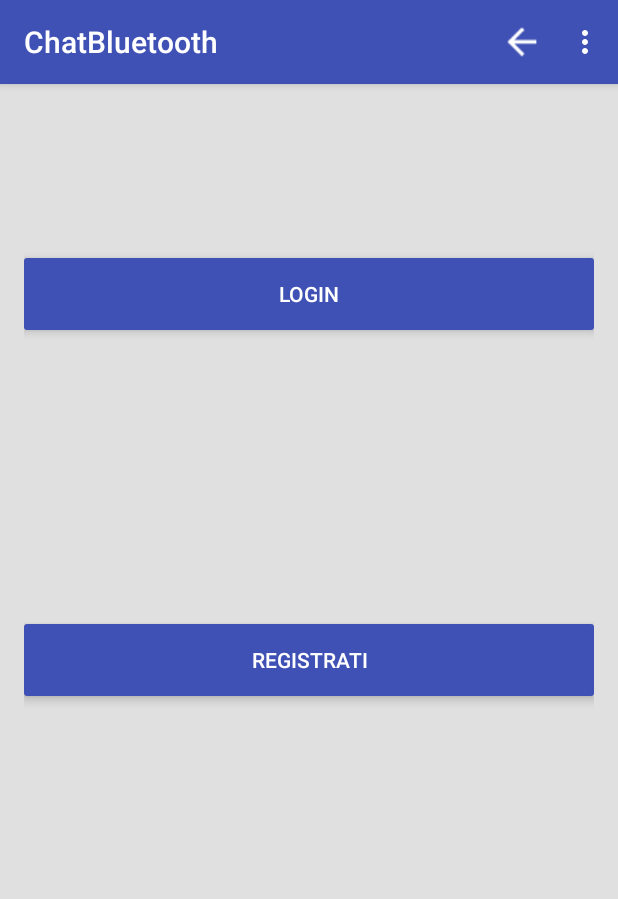
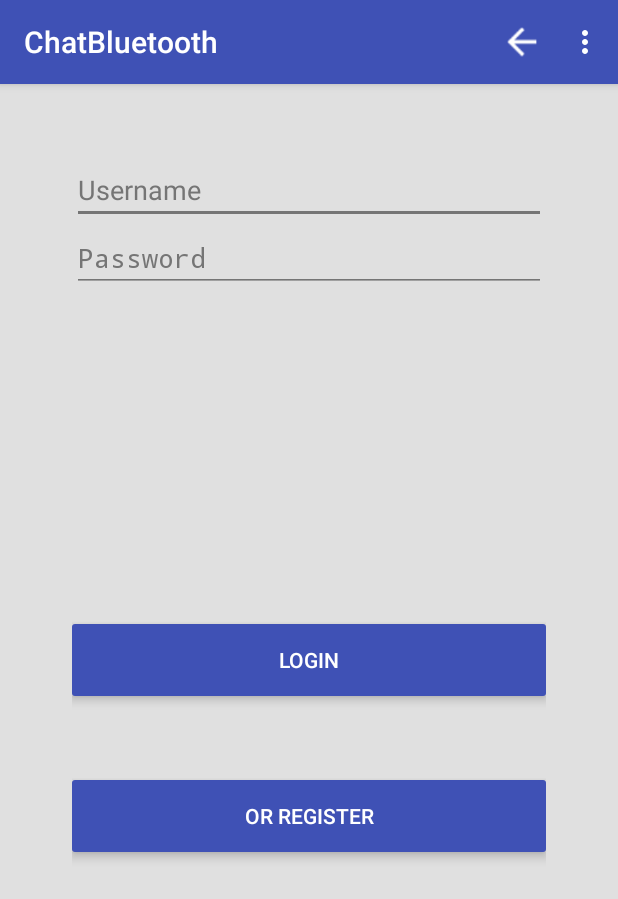
Before and after one commit to MPCSSA/ChatBluetooth, an Android app: the screen it shows after launch (MainActivity), on a phone screen of 412 x 824 dp. Shown: the top 899 px of the screen. Run offline under Robolectric (Android 15) with nearby library versions, the phone set to English and light mode, and no system bars.

Commit message:
Fragment swap mechanism

```diff
--- a/app/src/main/AndroidManifest.xml
+++ b/app/src/main/AndroidManifest.xml
@@ -7,7 +7,6 @@
         android:icon="@mipmap/ic_launcher"
         android:label="@string/app_name"
         android:theme="@style/AppTheme" >
-        <!--android:name=".view.MainActivity"-->
         <activity
             android:name=".view.MainActivity">
             <intent-filter >
--- a/app/src/main/java/com/example/christian/chatbluetooth/view/LoginFragment.java
+++ b/app/src/main/java/com/example/christian/chatbluetooth/view/LoginFragment.java
@@ -1,6 +1,47 @@
 package com.example.christian.chatbluetooth.view;
 
+import android.app.Activity;
 import android.app.Fragment;
+import android.os.Bundle;
+import android.support.annotation.Nullable;
+import android.view.LayoutInflater;
+import android.view.View;
+import android.view.ViewGroup;
+import android.widget.Button;
+
+import com.example.christian.chatbluetooth.R;
 
 public class LoginFragment extends Fragment {
+
+    private View.OnClickListener listener;
+
+    @Override
+    public void onAttach(Activity activity) {
+        super.onAttach(activity);
+
+        if (activity instanceof View.OnClickListener) listener = (View.OnClickListener) activity;
+        else listener = null;
+    }
+
+    @Override
+    public void onCreate(Bundle savedInstanceState) {
+        super.onCreate(savedInstanceState);
+    }
+
+    @Nullable
+    @Override
+    public View onCreateView(LayoutInflater inflater, ViewGroup container, Bundle savedInstanceState) {
+
+        View view = inflater.inflate(R.layout.fragment_login, container, false);
+
+        Button btn = (Button) view.findViewById(R.id.reg_btn);
+        btn.setOnClickListener(listener);
+
+        return view;
+    }
+
+    @Override
+    public void onPause() {
+        super.onPause();
+    }
 }
--- a/app/src/main/java/com/example/christian/chatbluetooth/view/MainActivity.java
+++ b/app/src/main/java/com/example/christian/chatbluetooth/view/MainActivity.java
@@ -1,14 +1,17 @@
 package com.example.christian.chatbluetooth.view;
 
 import android.app.Activity;
+import android.app.FragmentManager;
+import android.app.FragmentTransaction;
 import android.os.Bundle;
 import android.view.Menu;
 import android.view.MenuItem;
+import android.view.View;
 
 import com.example.christian.chatbluetooth.R;
 
 
-public class MainActivity extends Activity {
+public class MainActivity extends Activity implements View.OnClickListener{
 
     //TODO: encapsulate ChatFragment and UsersFragment
 
@@ -16,6 +19,10 @@ public class MainActivity extends Activity {
     protected void onCreate(Bundle savedInstanceState) {
         super.onCreate(savedInstanceState);
         setContentView(R.layout.activity_main);
+
+        LoginFragment login = new LoginFragment();
+        getFragmentManager().beginTransaction().add(R.id.fragLogin, login).commit();
+
     }
 
 
@@ -40,4 +47,15 @@ public class MainActivity extends Activity {
 
         return super.onOptionsItemSelected(item);
     }
+
+    @Override
+    public void onClick(View v) {
+
+        if (v.getId() == R.id.reg_btn) {
+
+            RegistrationFragment register = new RegistrationFragment();
+            getFragmentManager().beginTransaction().replace(R.id.fragLogin, register).commit();
+
+        }
+    }
 }
--- a/app/src/main/res/layout/activity_main.xml
+++ b/app/src/main/res/layout/activity_main.xml
@@ -5,7 +5,14 @@
     android:paddingTop="@dimen/activity_vertical_margin"
     android:paddingBottom="@dimen/activity_vertical_margin" tools:context=".MainActivity">
 
-    <Button
+    <FrameLayout
+        android:layout_width="fill_parent"
+        android:layout_height="fill_parent"
+        android:id="@+id/fragLogin" >
+
+    </FrameLayout>
+
+    <!--<Button
         android:layout_width="match_parent"
         android:layout_height="wrap_content"
         android:text="Registrati"
@@ -30,6 +37,6 @@
         android:paddingRight="20dp"
         android:layout_alignParentTop="true"
         android:layout_alignParentStart="true"
-        android:layout_marginTop="100dp" />
+        android:layout_marginTop="100dp" />-->
 
 </RelativeLayout>
--- a/app/src/main/res/layout/fragment_login.xml
+++ b/app/src/main/res/layout/fragment_login.xml
@@ -21,7 +21,7 @@
             android:id="@+id/regName"
             android:singleLine="false"
             android:backgroundTint="@color/text"
-            android:hint="Name"
+            android:hint="@string/username"
             android:layout_alignParentTop="true"
             android:layout_alignParentStart="true" />
 
@@ -31,7 +31,7 @@
             android:inputType="textPassword"
             android:ems="10"
             android:id="@+id/regPass"
-            android:hint="Password"
+            android:hint="@string/password"
             android:backgroundTint="@color/text"
             android:layout_below="@+id/regName"
             android:layout_alignParentStart="true" />
@@ -39,7 +39,7 @@
         <Button
             android:layout_width="match_parent"
             android:layout_height="wrap_content"
-            android:text="Login"
+            android:text="@string/login_btn"
             android:id="@+id/loginButton"
             android:background="@drawable/ripple_button"
             android:elevation="@dimen/elevation_low"
@@ -49,5 +49,19 @@
             android:layout_centerVertical="true"
             android:layout_alignParentStart="true" />
 
+        <Button
+            android:layout_width="match_parent"
+            android:layout_height="wrap_content"
+            android:text="@string/reg_btn"
+            android:id="@+id/reg_btn"
+            android:background="@drawable/ripple_button"
+            android:elevation="@dimen/elevation_low"
+            android:stateListAnimator="@anim/button_elevation"
+            android:paddingLeft="20dp"
+            android:paddingRight="20dp"
+            android:layout_below="@+id/loginButton"
+            android:layout_alignParentEnd="true"
+            android:layout_marginTop="56dp" />
+
     </RelativeLayout>
 </FrameLayout>
--- a/app/src/main/res/values/strings.xml
+++ b/app/src/main/res/values/strings.xml
@@ -1,8 +1,30 @@
 <resources>
     <string name="app_name">ChatBluetooth</string>
 
-    <string name="hello_world">Hello world!</string>
     <string name="action_settings">Settings</string>
+    <string name="login">Welcome,&#160;</string>
 
-    <string name="login">Benvenuto in ChatBluetooth</string>
+    <!-- Login Fragment -->
+    <!-- Fields -->
+    <string name="username">Username</string>
+    <string name="password">Password</string>
+    <string name="confirm">Confirm Password</string>
+    <string name="birth">Date of birth</string>
+    <string name="male">M</string>
+    <string name="female">F</string>
+    <!-- Button -->
+    <string name="login_btn">Login</string>
+    <string name="reg_btn">Or Register</string>
+
+
+    <!-- Registration Fragment -->
+    <!-- Button -->
+    <string name="signup_btn">Sign Up!</string>
+
+<!-- TODO: Remove or change this placeholder text -->
+    <string name="hello_blank_fragment">Hello blank fragment</string>
+
+
+
+
 </resources>
```
Also changed, not shown: app/src/main/java/com/example/christian/chatbluetooth/model/BlueDBManager.java (+4 -7 lines), app/src/main/java/com/example/christian/chatbluetooth/view/RegistrationFragment.java (+35 -0 lines), app/src/main/res/layout/fragment_registration.xml (+7 -7 lines), app/src/main/res/values/arrays.xml (+5 -5 lines), 2 other files.
